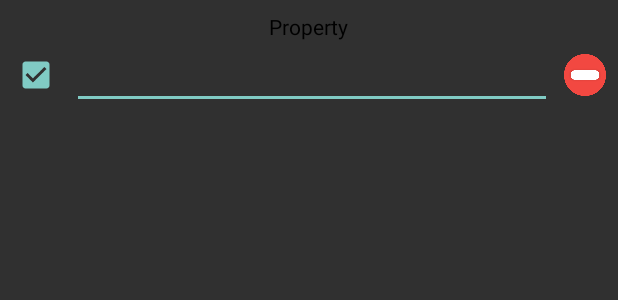
After one commit to Shaniser/BESTCardReader, an Android app: the layout property_card.xml on its own in the app's theme, with its tools: preview values and no code run, on a phone screen of 412 x 824 dp. The commit adds this screen. Shown: the top 300 px of the screen. Run offline under Robolectric (Android 15) with nearby library versions, the phone set to English and light mode, and no system bars.

Commit message:
Update 05:28

```diff
--- a/app/src/main/java/com/google/android/gms/samples/vision/ocrreader/Matches.java
+++ b/app/src/main/java/com/google/android/gms/samples/vision/ocrreader/Matches.java
@@ -35,7 +35,6 @@ public class Matches implements Iterable<String>{
         @Override
         public String next() {
             i++;
-            Log.d("ITERATOR", i + " " + lastMatches[i]);
             return lastMatches[i];
         }
     }
--- /dev/null
+++ b/app/src/main/res/layout/property_card.xml
@@ -0,0 +1,56 @@
+<?xml version="1.0" encoding="utf-8"?>
+<android.support.constraint.ConstraintLayout xmlns:android="http://schemas.android.com/apk/res/android"
+    xmlns:app="http://schemas.android.com/apk/res-auto"
+    xmlns:tools="http://schemas.android.com/tools"
+    android:layout_width="match_parent"
+    android:layout_height="wrap_content">
+
+    <CheckBox
+        android:id="@+id/using"
+        android:layout_width="wrap_content"
+        android:layout_height="wrap_content"
+        android:layout_marginStart="8dp"
+        android:checked="true"
+        app:layout_constraintBottom_toBottomOf="@+id/editProperty"
+        app:layout_constraintStart_toStartOf="parent"
+        app:layout_constraintTop_toTopOf="@+id/editProperty" />
+
+    <Button
+        android:id="@+id/edit"
+        android:layout_width="28dp"
+        android:layout_height="0dp"
+        android:layout_marginEnd="8dp"
+        android:background="@drawable/little_minus"
+        android:foreground="@layout/ripple_round"
+        app:layout_constraintBottom_toBottomOf="@+id/editProperty"
+        app:layout_constraintDimensionRatio="h,1:1"
+        app:layout_constraintEnd_toEndOf="parent"
+        app:layout_constraintTop_toBottomOf="@+id/headerProperty" />
+
+    <TextView
+        android:id="@+id/headerProperty"
+        android:layout_width="wrap_content"
+        android:layout_height="wrap_content"
+        android:layout_marginStart="8dp"
+        android:layout_marginTop="8dp"
+        android:layout_marginEnd="8dp"
+        android:text="Property"
+        android:textColor="@color/common_google_signin_btn_text_dark_focused"
+        app:layout_constraintEnd_toEndOf="parent"
+        app:layout_constraintStart_toStartOf="parent"
+        app:layout_constraintTop_toTopOf="parent"/>
+
+    <EditText
+        android:id="@+id/editProperty"
+        style="@style/Widget.AppCompat.Light.AutoCompleteTextView"
+        android:layout_width="0dp"
+        android:layout_height="wrap_content"
+        android:layout_marginStart="8dp"
+        android:layout_marginEnd="8dp"
+        android:ems="10"
+        android:inputType="textPersonName"
+        android:textColor="@color/common_google_signin_btn_text_dark_focused"
+        app:layout_constraintEnd_toStartOf="@+id/edit"
+        app:layout_constraintStart_toEndOf="@+id/using"
+        app:layout_constraintTop_toBottomOf="@+id/headerProperty" />
+</android.support.constraint.ConstraintLayout>
```
Also changed, not shown: app/src/main/AndroidManifest.xml (+6 -3 lines), app/src/main/java/com/google/android/gms/samples/vision/ocrreader/OcrCaptureActivity.java (+17 -9 lines), app/src/main/java/com/google/android/gms/samples/vision/ocrreader/OcrDetectorProcessor.java (+16 -60 lines), app/src/main/java/com/google/android/gms/samples/vision/ocrreader/TextTemplate.java (+95 -3 lines), app/src/main/res/layout-v17/ripple_round.xml (added, +9 -0 lines), app/src/main/res/layout/ocr_capture.xml (+14 -101 lines), app/src/main/res/drawable-hdpi/little_minus.png (added), 184 other files.
